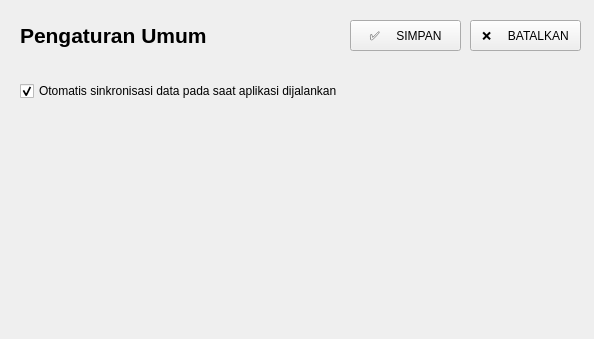
This is qtdesigner-ui/screen_settings.ui in gkisalatiga/simon-petrus as Qt 5 draws it before an edit. The edited form follows.
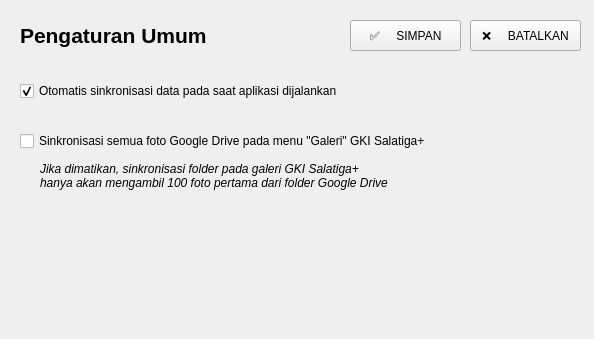
This is the edited form.

Patch:
```diff
--- a/qtdesigner-ui/screen_settings.ui
+++ b/qtdesigner-ui/screen_settings.ui
@@ -82,6 +82,42 @@
      <bool>true</bool>
     </property>
    </widget>
+   <widget class="QCheckBox" name="chk_gdrive_fetch_all">
+    <property name="geometry">
+     <rect>
+      <x>20</x>
+      <y>130</y>
+      <width>551</width>
+      <height>22</height>
+     </rect>
+    </property>
+    <property name="text">
+     <string>Sinkronisasi semua foto Google Drive pada menu &quot;Galeri&quot; GKI Salatiga+</string>
+    </property>
+    <property name="checked">
+     <bool>false</bool>
+    </property>
+   </widget>
+   <widget class="QLabel" name="label_2">
+    <property name="geometry">
+     <rect>
+      <x>40</x>
+      <y>150</y>
+      <width>541</width>
+      <height>51</height>
+     </rect>
+    </property>
+    <property name="font">
+     <font>
+      <pointsize>9</pointsize>
+      <italic>true</italic>
+     </font>
+    </property>
+    <property name="text">
+     <string>Jika dimatikan, sinkronisasi folder pada galeri GKI Salatiga+
+hanya akan mengambil 100 foto pertama dari folder Google Drive</string>
+    </property>
+   </widget>
   </widget>
   <action name="action_gen_cred">
    <property name="text">
```
